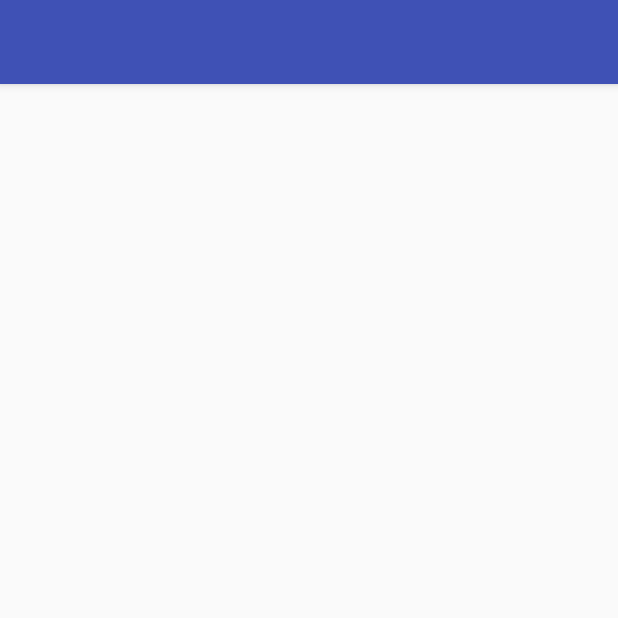
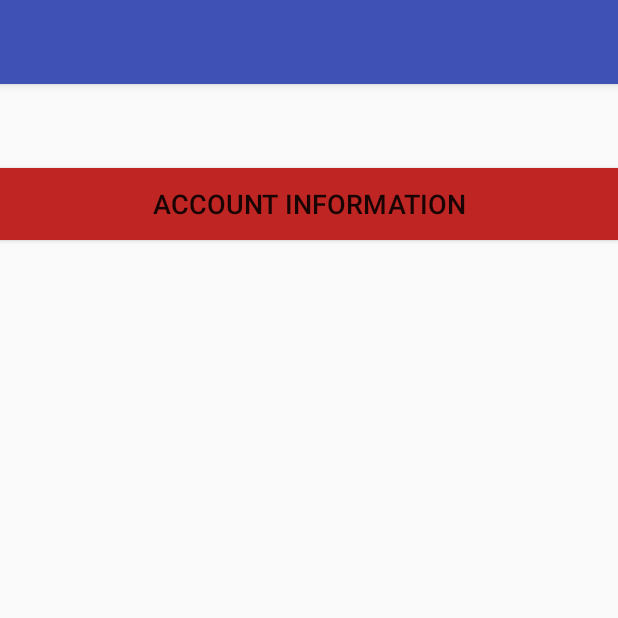
Before and after one commit to azamean/Bank, an Android app: the MainMenu screen opened directly, with no data from a screen before it, on a phone screen of 412 x 824 dp, the top half of it. Run offline under Robolectric (Android 15) with nearby library versions, the phone set to English and light mode, and no system bars.

```diff
--- a/BankingApp/app/src/main/java/marcusobyrne/bankingapp/MainMenu.java
+++ b/BankingApp/app/src/main/java/marcusobyrne/bankingapp/MainMenu.java
@@ -2,6 +2,7 @@ package marcusobyrne.bankingapp;
 
 import android.support.v7.app.AppCompatActivity;
 import android.os.Bundle;
+import android.view.View;
 
 public class MainMenu extends AppCompatActivity {
 
@@ -11,4 +12,8 @@ public class MainMenu extends AppCompatActivity {
         setContentView(R.layout.activity_main_menu);
         setTitle("");
     }
+
+    public void viewAccount(View view){
+
+    }
 }
--- a/BankingApp/app/src/main/res/layout/activity_main_menu.xml
+++ b/BankingApp/app/src/main/res/layout/activity_main_menu.xml
@@ -6,4 +6,18 @@
     android:layout_height="match_parent"
     tools:context="marcusobyrne.bankingapp.MainMenu">
 
+    <Button
+        android:id="@+id/button"
+        android:layout_width="match_parent"
+        android:layout_height="wrap_content"
+        android:layout_alignParentEnd="true"
+        android:layout_alignParentRight="true"
+        android:layout_alignParentTop="true"
+        android:layout_marginTop="56dp"
+        android:background="#bf2522"
+        android:onClick="viewAccount"
+        android:text="Account Information"
+        android:textAlignment="center"
+        android:textColorLink="@android:color/black"
+        android:textSize="18sp" />
 </android.widget.RelativeLayout>
```
Also changed, not shown: BankingApp/app/src/main/java/marcusobyrne/bankingapp/DBHandler.java (+43 -1 lines), BankingApp/app/src/main/java/marcusobyrne/bankingapp/Login.java (+8 -0 lines).
